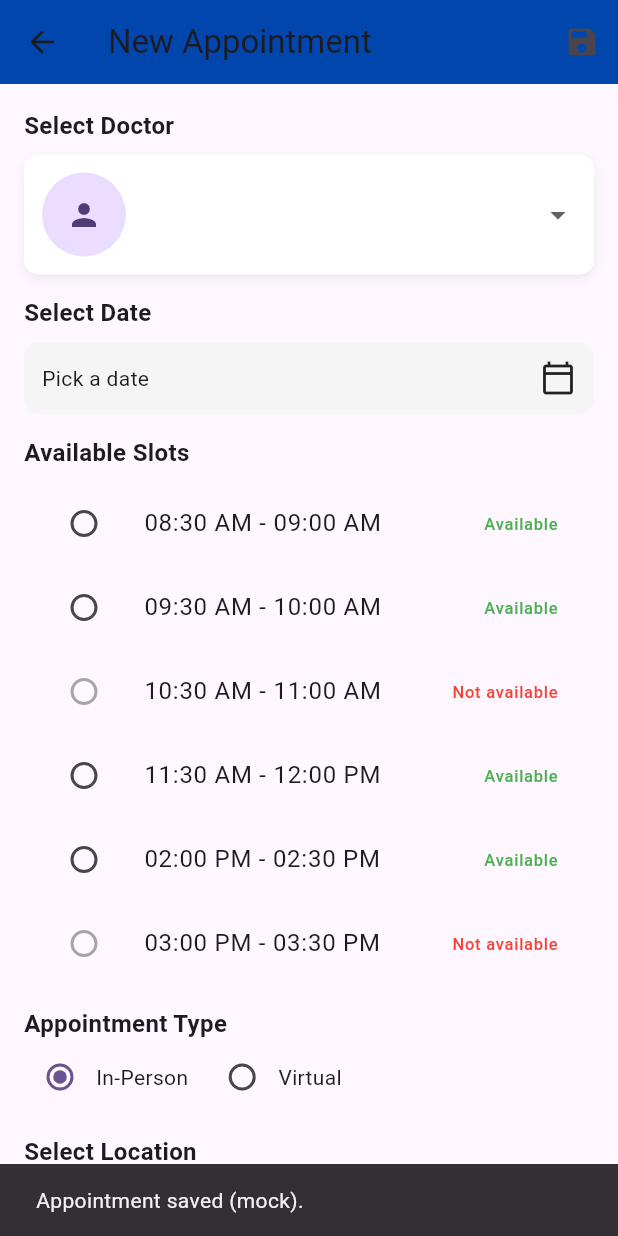
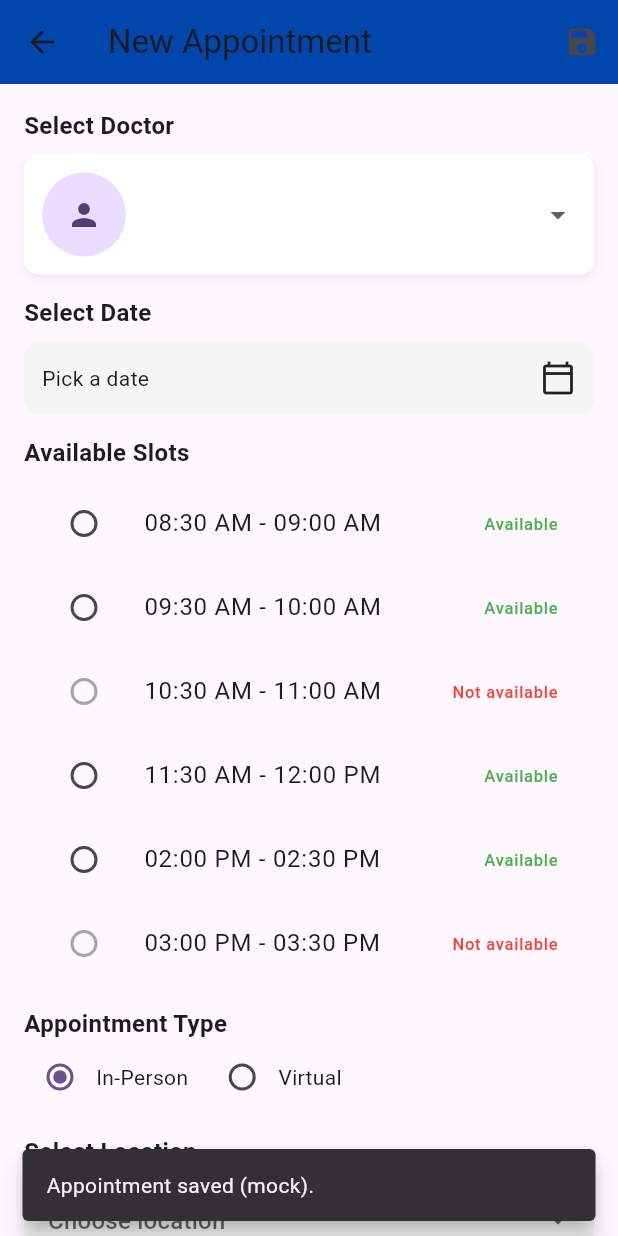
Before and after one commit to dhruvpatel0003/DocMedaa, a Flutter app: the PatientNewAppointmentScreen screen opened directly, after a tap on the "save" icon, on a phone screen of 412 x 824 dp. Run offline on Flutter 3.47's test engine with Material 3 defaults, Android fonts, the phone set to English and light mode, and no system bars.

Commit message:
Add updated appointment screen with RadioGroup fix

```diff
--- a/lib/Screens/patientnewappointmentscreen.dart
+++ b/lib/Screens/patientnewappointmentscreen.dart
@@ -1,7 +1,7 @@
 import 'package:flutter/material.dart';
 
 class PatientNewAppointmentScreen extends StatefulWidget {
-  const PatientNewAppointmentScreen({Key? key}) : super(key: key);
+  const PatientNewAppointmentScreen({super.key}); // ✅ Fixed super parameter
 
   @override
   State<PatientNewAppointmentScreen> createState() =>
@@ -10,7 +10,6 @@ class PatientNewAppointmentScreen extends StatefulWidget {
 
 class _PatientNewAppointmentScreenState
     extends State<PatientNewAppointmentScreen> {
-  // --- Mock data ---
   final List<String> doctors = [
     'Dr. Sarah Johnson',
     'Dr. Ravi Patel',
@@ -33,7 +32,6 @@ class _PatientNewAppointmentScreenState
     '03:00 PM - 03:30 PM': false,
   };
 
-  // --- State ---
   String? selectedDoctor;
   String? selectedLocation;
   DateTime? selectedDate;
@@ -41,9 +39,9 @@ class _PatientNewAppointmentScreenState
   String appointmentType = 'In-Person';
   final TextEditingController notesController = TextEditingController();
 
-  // --- Helpers ---
   String _formatDate(DateTime d) =>
       '${d.day.toString().padLeft(2, '0')} ${_monthName(d.month)} ${d.year}';
+
   String _monthName(int m) {
     const months = [
       'Jan',
@@ -74,7 +72,6 @@ class _PatientNewAppointmentScreenState
   }
 
   void _save() {
-    // This is mock saving: prints to console and shows a snackbar.
     final selectedDateStr =
         selectedDate != null ? _formatDate(selectedDate!) : 'Not selected';
     debugPrint('--- Appointment (mock) ---');
@@ -86,17 +83,18 @@ class _PatientNewAppointmentScreenState
     debugPrint('Notes: ${notesController.text}');
 
     ScaffoldMessenger.of(context).showSnackBar(
-      const SnackBar(content: Text('Appointment saved (mock).')),
+      const SnackBar(
+        content: Text('Appointment saved (mock).'),
+        behavior: SnackBarBehavior.floating,
+      ),
     );
   }
 
-  // Responsive breakpoint
   static const double kDesktopBreakpoint = 800;
 
   @override
   Widget build(BuildContext context) {
     return Scaffold(
-      // AppBar hidden on desktop-like layout (we'll render custom top row).
       body: LayoutBuilder(builder: (context, constraints) {
         final isDesktop = constraints.maxWidth >= kDesktopBreakpoint;
         return SafeArea(
@@ -107,12 +105,12 @@ class _PatientNewAppointmentScreenState
   }
 
   // ---------------------------
-  // Desktop / wide-screen layout
+  // Desktop Layout
   // ---------------------------
   Widget _buildDesktop(BuildContext context) {
     return Row(
       children: [
-        // Sidebar (matches screenshot)
+        // Sidebar
         Container(
           width: 220,
           color: const Color(0xFFF7F7F7),
@@ -125,7 +123,8 @@ class _PatientNewAppointmentScreenState
                 style: TextStyle(
                   fontSize: 22,
                   fontWeight: FontWeight.bold,
-                    color: Color(0xFF0046AD)),
+                  color: Color(0xFF0046AD),
+                ),
               ),
               const SizedBox(height: 20),
               _sidebarItem(Icons.notifications_outlined, 'Notification'),
@@ -165,7 +164,8 @@ class _PatientNewAppointmentScreenState
                       BoxShadow(
                         color: Color(0x11000000),
                         blurRadius: 8,
-                          offset: Offset(0, 4))
+                        offset: Offset(0, 4),
+                      )
                     ],
                   ),
                   child: Column(
@@ -217,19 +217,20 @@ class _PatientNewAppointmentScreenState
           ],
         ),
 
-        // Save button and profile preview
+        // Save + Profile
         Row(
           children: [
-            ElevatedButton.icon(
+            FilledButton.icon(
               onPressed: _save,
               icon: const Icon(Icons.save),
               label: const Text('Save'),
-              style: ElevatedButton.styleFrom(
-                backgroundColor: const Color(0xFF0046AD),
-                padding:
-                    const EdgeInsets.symmetric(horizontal: 18, vertical: 12),
-                shape: RoundedRectangleBorder(
-                    borderRadius: BorderRadius.circular(8)),
+              style: ButtonStyle(
+                backgroundColor:
+                    WidgetStateProperty.all(const Color(0xFF0046AD)),
+                padding: WidgetStateProperty.all(
+                    const EdgeInsets.symmetric(horizontal: 18, vertical: 12)),
+                shape: WidgetStateProperty.all(RoundedRectangleBorder(
+                    borderRadius: BorderRadius.circular(8))),
               ),
             ),
             const SizedBox(width: 12),
@@ -244,15 +245,13 @@ class _PatientNewAppointmentScreenState
   }
 
   Widget _buildFormContent({required bool isDesktop}) {
-    // Form parts arranged in columns similar to screenshot
     return Column(
       crossAxisAlignment: CrossAxisAlignment.start,
       children: [
-        // Row: Doctor and Date
+        // Doctor & Date Row
         Row(
           crossAxisAlignment: CrossAxisAlignment.start,
           children: [
-            // Left column: Doctor + dropdowns
             Expanded(
               flex: 2,
               child: Column(
@@ -269,7 +268,6 @@ class _PatientNewAppointmentScreenState
                     onChanged: (v) => setState(() => selectedDoctor = v),
                   ),
                   const SizedBox(height: 18),
-
                   const Text('Select Location',
                       style:
                           TextStyle(fontWeight: FontWeight.bold, fontSize: 16)),
@@ -283,10 +281,7 @@ class _PatientNewAppointmentScreenState
                 ],
               ),
             ),
-
             const SizedBox(width: 18),
-
-            // Right column: Date & time & available slots
             Expanded(
               flex: 3,
               child: Column(
@@ -317,7 +312,6 @@ class _PatientNewAppointmentScreenState
                     ),
                   ),
                   const SizedBox(height: 16),
-
                   const Text('Available Slots',
                       style:
                           TextStyle(fontWeight: FontWeight.bold, fontSize: 16)),
@@ -330,32 +324,34 @@ class _PatientNewAppointmentScreenState
                       final available = e.value;
                       final selected = selectedSlot == time;
                       return ChoiceChip(
-                        label: Text(time +
-                            (available ? '' : ' • Not available')), // label
+                        label: Text(
+                          time + (available ? '' : ' • Not available'),
+                        ),
                         selected: selected,
                         onSelected: available
-                            ? (v) => setState(() => selectedSlot = v ? time : null)
+                            ? (v) =>
+                                setState(() => selectedSlot = v ? time : null)
                             : null,
                         backgroundColor: Colors.grey.shade100,
                         selectedColor: const Color(0xFF0046AD),
                         labelStyle: TextStyle(
                             color: selected ? Colors.white : Colors.black87),
                         side: BorderSide(
-                            color: available ? Colors.transparent : Colors.red),
+                            color:
+                                available ? Colors.transparent : Colors.red),
                         padding: const EdgeInsets.symmetric(
                             horizontal: 12, vertical: 10),
                       );
                     }).toList(),
-                  )
+                  ),
                 ],
               ),
             ),
           ],
         ),
-
         const SizedBox(height: 20),
 
-        // Appointment type and Notes
+        // Appointment Type + Notes
         Row(
           children: [
             Expanded(
@@ -369,19 +365,21 @@ class _PatientNewAppointmentScreenState
                   const SizedBox(height: 8),
                   Row(
                     children: [
+                      // ignore: deprecated_member_use
                       Radio<String>(
                         value: 'In-Person',
                         groupValue: appointmentType,
-                        onChanged: (v) =>
-                            setState(() => appointmentType = v ?? appointmentType),
+                        onChanged: (v) => setState(
+                            () => appointmentType = v ?? appointmentType),
                       ),
                       const Text('In-Person'),
                       const SizedBox(width: 18),
+                      // ignore: deprecated_member_use
                       Radio<String>(
                         value: 'Virtual',
                         groupValue: appointmentType,
-                        onChanged: (v) =>
-                            setState(() => appointmentType = v ?? appointmentType),
+                        onChanged: (v) => setState(
+                            () => appointmentType = v ?? appointmentType),
                       ),
                       const Text('Virtual'),
                     ],
@@ -407,36 +405,36 @@ class _PatientNewAppointmentScreenState
                       fillColor: Colors.grey.shade100,
                       border: OutlineInputBorder(
                         borderRadius: BorderRadius.circular(10),
-                          borderSide: BorderSide.none),
+                        borderSide: BorderSide.none,
+                      ),
                       hintText: 'Add any notes here...',
                     ),
                   ),
                 ],
               ),
-            )
+            ),
           ],
         ),
-
         const SizedBox(height: 24),
 
-        // Bottom action row (desktop)
         Row(
           children: [
-            Expanded(
-              child: Container(), // spacer
+            const Spacer(),
+            FilledButton(
+              onPressed: _save,
+              style: ButtonStyle(
+                backgroundColor:
+                    WidgetStateProperty.all(const Color(0xFF0046AD)),
+                padding: WidgetStateProperty.all(
+                    const EdgeInsets.symmetric(horizontal: 20, vertical: 14)),
+                shape: WidgetStateProperty.all(RoundedRectangleBorder(
+                    borderRadius: BorderRadius.circular(10))),
               ),
-            ElevatedButton(
-              onPressed: _save,
-              style: ElevatedButton.styleFrom(
-                backgroundColor: const Color(0xFF0046AD),
-                padding:
-                    const EdgeInsets.symmetric(horizontal: 20, vertical: 14),
-                shape: RoundedRectangleBorder(
-                    borderRadius: BorderRadius.circular(10)),
+              child: const Text(
+                'Book Appointment',
+                style: TextStyle(fontWeight: FontWeight.bold, fontSize: 16),
               ),
-              child: const Text('Book Appointment',
-                  style: TextStyle(fontWeight: FontWeight.bold, fontSize: 16)),
-            )
+            ),
           ],
         ),
       ],
@@ -470,12 +468,11 @@ class _PatientNewAppointmentScreenState
   }
 
   // ---------------------------
-  // Mobile layout
+  // Mobile Layout
   // ---------------------------
   Widget _buildMobile(BuildContext context) {
     return Column(
       children: [
-        // top appbar
         AppBar(
           backgroundColor: const Color(0xFF0046AD),
           title: const Text('New Appointment'),
@@ -483,7 +480,7 @@ class _PatientNewAppointmentScreenState
             IconButton(
               icon: const Icon(Icons.save),
               onPressed: _save,
-            )
+            ),
           ],
         ),
         Expanded(
@@ -492,7 +489,6 @@ class _PatientNewAppointmentScreenState
             child: Column(
               crossAxisAlignment: CrossAxisAlignment.start,
               children: [
-                // doctor card
                 const Text('Select Doctor',
                     style:
                         TextStyle(fontWeight: FontWeight.bold, fontSize: 16)),
@@ -566,15 +562,19 @@ class _PatientNewAppointmentScreenState
                     final available = e.value;
                     return ListTile(
                       leading: Radio<String>(
+                        // ignore: deprecated_member_use
                         value: time,
                         groupValue: selectedSlot,
-                        onChanged:
-                            available ? (v) => setState(() => selectedSlot = v) : null,
+                        onChanged: available
+                            ? (v) => setState(() => selectedSlot = v)
+                            : null,
                       ),
                       title: Text(time),
-                      trailing: Text(available ? 'Available' : 'Not available',
+                      trailing: Text(
+                        available ? 'Available' : 'Not available',
                         style: TextStyle(
-                              color: available ? Colors.green : Colors.red)),
+                            color: available ? Colors.green : Colors.red),
+                      ),
                     );
                   }).toList(),
                 ),
@@ -585,6 +585,7 @@ class _PatientNewAppointmentScreenState
                         TextStyle(fontWeight: FontWeight.bold, fontSize: 16)),
                 Row(
                   children: [
+                    // ignore: deprecated_member_use
                     Radio<String>(
                       value: 'In-Person',
                       groupValue: appointmentType,
@@ -592,6 +593,7 @@ class _PatientNewAppointmentScreenState
                     ),
                     const Text('In-Person'),
                     const SizedBox(width: 12),
+                    // ignore: deprecated_member_use
                     Radio<String>(
                       value: 'Virtual',
                       groupValue: appointmentType,
@@ -624,30 +626,30 @@ class _PatientNewAppointmentScreenState
                   decoration: InputDecoration(
                     filled: true,
                     fillColor: Colors.grey.shade100,
+                    hintText: 'Add notes here...',
                     border: OutlineInputBorder(
                       borderRadius: BorderRadius.circular(10),
-                        borderSide: BorderSide.none),
-                    hintText: 'Add notes...',
+                      borderSide: BorderSide.none,
                     ),
                   ),
-
-                const SizedBox(height: 20),
-                SizedBox(
-                  width: double.infinity,
-                  child: ElevatedButton(
+                ),
+                const SizedBox(height: 22),
+                Center(
+                  child: ElevatedButton.icon(
                     onPressed: _save,
                     style: ElevatedButton.styleFrom(
                       backgroundColor: const Color(0xFF0046AD),
-                      padding: const EdgeInsets.symmetric(vertical: 14),
-                      shape: RoundedRectangleBorder(
-                          borderRadius: BorderRadius.circular(10)),
+                      padding: const EdgeInsets.symmetric(
+                          horizontal: 28, vertical: 14),
                     ),
-                    child: const Text('Book Appointment',
+                    icon: const Icon(Icons.done),
+                    label: const Text(
+                      'Book Appointment',
                       style:
-                            TextStyle(fontWeight: FontWeight.bold, fontSize: 16)),
+                          TextStyle(fontWeight: FontWeight.bold, fontSize: 16),
                     ),
                   ),
-                const SizedBox(height: 20),
+                ),
               ],
             ),
           ),
```
Lines whose indentation alone changed are shown as unchanged.
